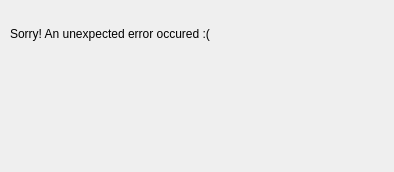
marcobasmaji/NeuroLab, file ViewModule/TrainingPanel.ui: the form before one commit.
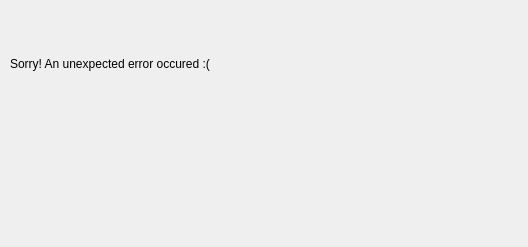
The form after the commit.

Commit message: warning window size changed to see the whole error message

Diff of the .ui file:
```diff
--- a/ViewModule/TrainingPanel.ui
+++ b/ViewModule/TrainingPanel.ui
@@ -6,8 +6,8 @@
    <rect>
     <x>0</x>
     <y>0</y>
-    <width>394</width>
-    <height>172</height>
+    <width>528</width>
+    <height>247</height>
    </rect>
   </property>
   <property name="windowTitle">
@@ -45,8 +45,8 @@
      <rect>
       <x>10</x>
       <y>10</y>
-      <width>381</width>
-      <height>101</height>
+      <width>501</width>
+      <height>221</height>
      </rect>
     </property>
     <layout class="QVBoxLayout" name="verticalLayout">
```
Left out of the diff: 26 changed lines with no effect on the pictures. The commit also changes 1 other file.
